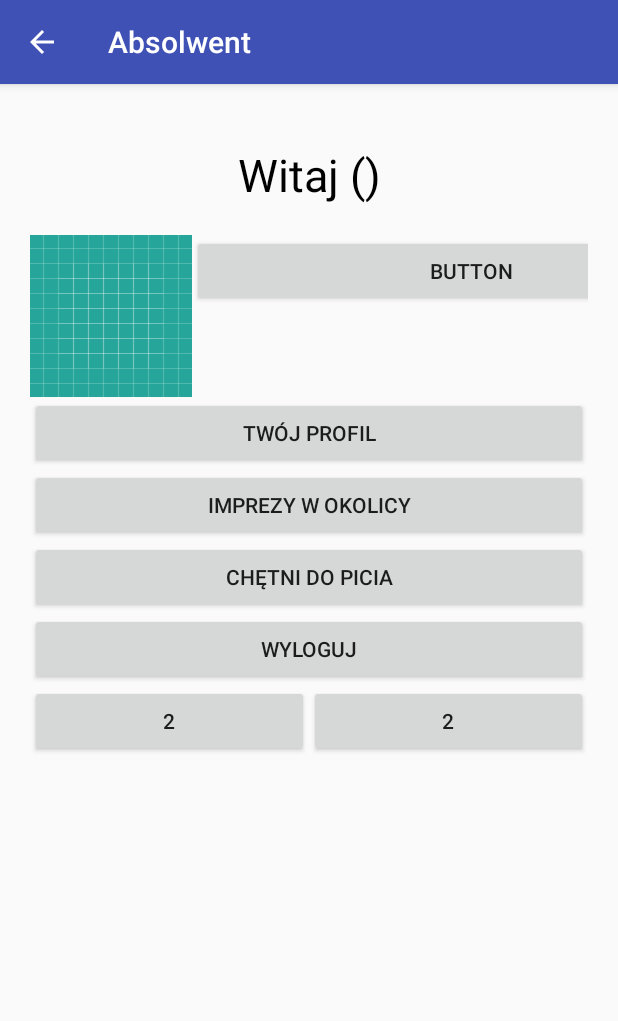
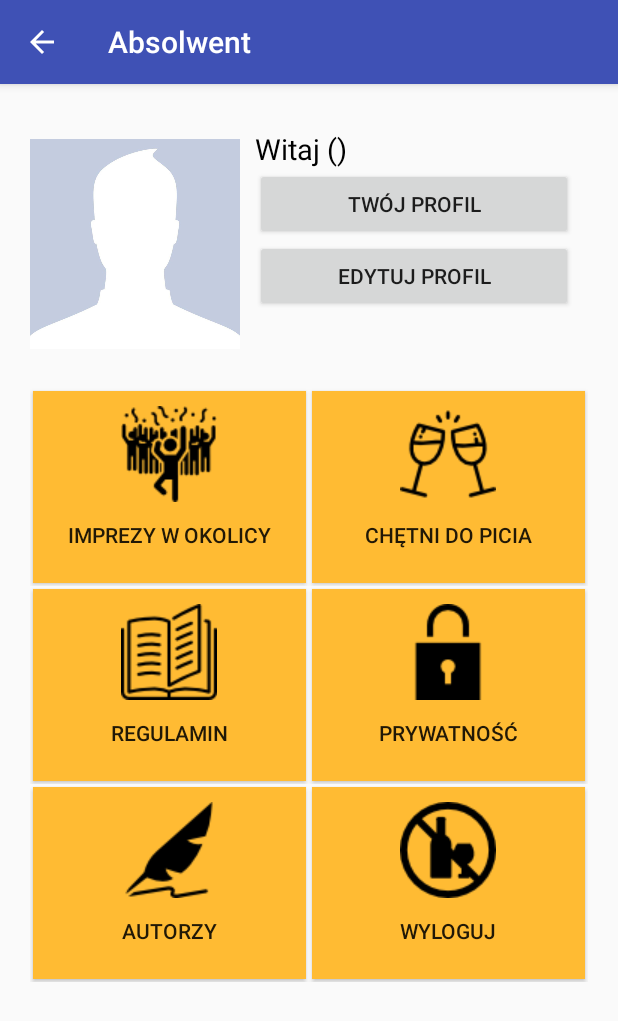
Before and after one commit to KrzysztofStanek/AbsolwentAPP, an Android app: the tablica screen opened directly, with no data from a screen before it, on a phone screen of 412 x 824 dp. Shown: the top 1021 px of the screen. Run offline under Robolectric (Android 15) with nearby library versions, the phone set to English and light mode, and no system bars.

Commit message:
tablica - widok

```diff
--- a/app/src/main/java/com/example/wsizoprojekt/absolwent/tablica.java
+++ b/app/src/main/java/com/example/wsizoprojekt/absolwent/tablica.java
@@ -17,6 +17,7 @@ public class tablica extends AppCompatActivity {
 
         TextView test_ = findViewById(R.id.test);
         test_.setText("Witaj "+autoryzacja.nick+"("+autoryzacja.user_id+")");
+
 
         Button bWyloguj = findViewById(R.id.bWyloguj);
 
--- a/app/src/main/res/layout/activity_tablica.xml
+++ b/app/src/main/res/layout/activity_tablica.xml
@@ -7,31 +7,37 @@
     android:layout_margin="20dp"
     android:orientation="vertical"
     android:weightSum="1"
-    tools:context=".rejestracjaActivity">
+    tools:context=".rejestracjaActivity"
+    >
 
-    <TextView
-        android:id="@+id/test"
+    <ScrollView
+            android:layout_width="match_parent"
+            android:layout_height="match_parent"
+            android:layout_weight="1">
+         <LinearLayout
+                    android:layout_width="wrap_content"
+                    android:layout_height="wrap_content"
+                    android:orientation="vertical">
+
+            <LinearLayout
                 android:layout_width="match_parent"
                 android:layout_height="wrap_content"
-        android:layout_marginBottom="20dp"
-        android:layout_marginTop="20dp"
-
-        android:cursorVisible="false"
-        android:text="Witaj..."
-        android:textAlignment="center"
-        android:textColor="@android:color/black"
-        android:textSize="30sp" />
+                android:weightSum="8"
+                android:layout_marginBottom="10dp">
 
                 <LinearLayout
-        android:layout_width="fill_parent"
-        android:layout_height="wrap_content"
-        android:weightSum="8">
+                    android:layout_width="match_parent"
+                    android:layout_height="match_parent"
+                    android:layout_weight="5"
+                    >
+
                     <ImageView
                         android:id="@+id/imageView4"
-        android:layout_width="0dp"
-        android:layout_height="wrap_content"
-        android:layout_weight="5"
-        app:srcCompat="@drawable/ic_launcher_background" />
+                        android:layout_width="fill_parent"
+                        android:layout_height="match_parent"
+
+                        app:srcCompat="@drawable/no_photo" />
+                </LinearLayout>
 
                 <LinearLayout
                     android:layout_width="fill_parent"
@@ -39,19 +45,20 @@
                     android:layout_weight="3"
                     android:orientation="vertical"
                     android:gravity="center"
+                    android:padding="10dp"
                     >
 
 
 
-            <Button
-                android:id="@+id/button22"
-                android:layout_width="match_parent"
+                    <TextView
+                        android:id="@+id/test"
+                        android:layout_width="fill_parent"
                         android:layout_height="wrap_content"
 
-                android:text="Button" />
-        </LinearLayout>
-    </LinearLayout>
+                        android:text="Witaj..............."
 
+                        android:textColor="@android:color/black"
+                        android:textSize="19sp" />
 
                     <Button
                         android:id="@+id/bProfil"
@@ -60,40 +67,103 @@
                         android:text="Twój profil" />
 
                     <Button
-        android:id="@+id/bImprezy"
+                        android:id="@+id/bEdycjaProfil"
                         android:layout_width="match_parent"
                         android:layout_height="wrap_content"
+                        android:text="Edytuj profil" />
 
-        android:text="Imprezy w okolicy" />
 
-    <Button
-        android:id="@+id/bChetni"
-        android:layout_width="match_parent"
-        android:layout_height="wrap_content"
+                </LinearLayout>
 
-        android:text="Chętni do picia" />
+            </LinearLayout>
 
-    <Button
-        android:id="@+id/bWyloguj"
-        android:layout_width="match_parent"
-        android:layout_height="wrap_content"
-        android:text="Wyloguj" />
+
+
             <LinearLayout
                 android:layout_width="fill_parent"
                 android:layout_height="wrap_content"
                 android:weightSum="4">
 
                 <Button
+                    android:id="@+id/bImprezy"
                     android:layout_width="0dp"
-            android:layout_height="wrap_content"
+                    android:layout_height="128dp"
+                    android:padding="10dp"
                     android:layout_weight="2"
-            android:text="2" />
+                    android:layout_margin="2dp"
+                    android:text="Imprezy w okolicy"
+                    android:background="@android:color/holo_orange_light"
+                    android:drawableTop="@drawable/imprezy_ico" />
 
                 <Button
+                    android:id="@+id/bChetni"
                     android:layout_width="0dp"
+                    android:layout_height="128dp"
+                    android:padding="10dp"
+                    android:layout_weight="2"
+                    android:layout_margin="2dp"
+                    android:text="Chętni do picia"
+                    android:background="@android:color/holo_orange_light"
+                    android:drawableTop="@drawable/chetni_do_picia_ico" />
+            </LinearLayout>
+
+
+            <LinearLayout
+                android:layout_width="fill_parent"
                 android:layout_height="wrap_content"
+                android:weightSum="4">
+
+                <Button
+                    android:id="@+id/bRegulamin"
+                    android:layout_width="0dp"
+                    android:layout_height="128dp"
+                    android:padding="10dp"
                     android:layout_weight="2"
-            android:text="2" />
+                    android:layout_margin="2dp"
+                    android:text="Regulamin"
+                    android:background="@android:color/holo_orange_light"
+                    android:drawableTop="@drawable/regulamin_ico" />
+
+                <Button
+                    android:id="@+id/bPrywatnosc"
+                    android:layout_width="0dp"
+                    android:layout_height="128dp"
+                    android:padding="10dp"
+                    android:layout_weight="2"
+                    android:layout_margin="2dp"
+                    android:text="Prywatność"
+                    android:background="@android:color/holo_orange_light"
+                    android:drawableTop="@drawable/prywatnosc_ico" />
+            </LinearLayout>
+
+            <LinearLayout
+                android:layout_width="fill_parent"
+                android:layout_height="wrap_content"
+                android:weightSum="4">
+
+                <Button
+                    android:id="@+id/bAutorzy"
+                    android:layout_width="0dp"
+                    android:layout_height="128dp"
+                    android:padding="10dp"
+                    android:layout_weight="2"
+                    android:layout_margin="2dp"
+                    android:text="Autorzy"
+                    android:background="@android:color/holo_orange_light"
+                    android:drawableTop="@drawable/autorzy_ico" />
+
+                <Button
+                    android:id="@+id/bWyloguj"
+                    android:layout_width="0dp"
+                    android:layout_height="128dp"
+                    android:padding="10dp"
+                    android:layout_weight="2"
+                    android:layout_margin="2dp"
+                    android:text="Wyloguj"
+                    android:background="@android:color/holo_orange_light"
+                    android:drawableTop="@drawable/wyloguj_ico" />
             </LinearLayout>
 
         </LinearLayout>
+    </ScrollView>
+</LinearLayout>
```
Also changed, not shown: app/src/main/no_photo-web.png (added), app/src/main/res/drawable/autorzy_ico.png (added), app/src/main/res/drawable/chetni_do_picia_ico.png (added), app/src/main/res/drawable/imprezy_ico.png (added), app/src/main/res/drawable/no_photo.png (added), app/src/main/res/drawable/prywatnosc_ico.png (added), app/src/main/res/drawable/regulamin_ico.png (added), app/src/main/res/drawable/wyloguj_ico.png (added). Lines whose indentation alone changed are shown as unchanged.
